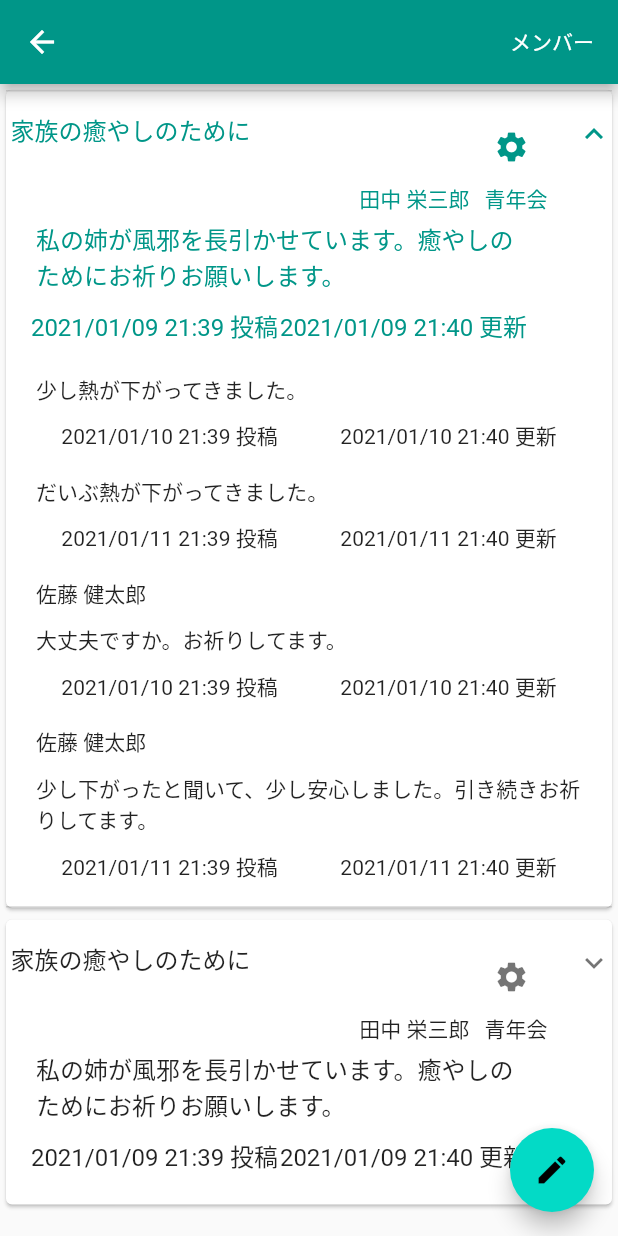
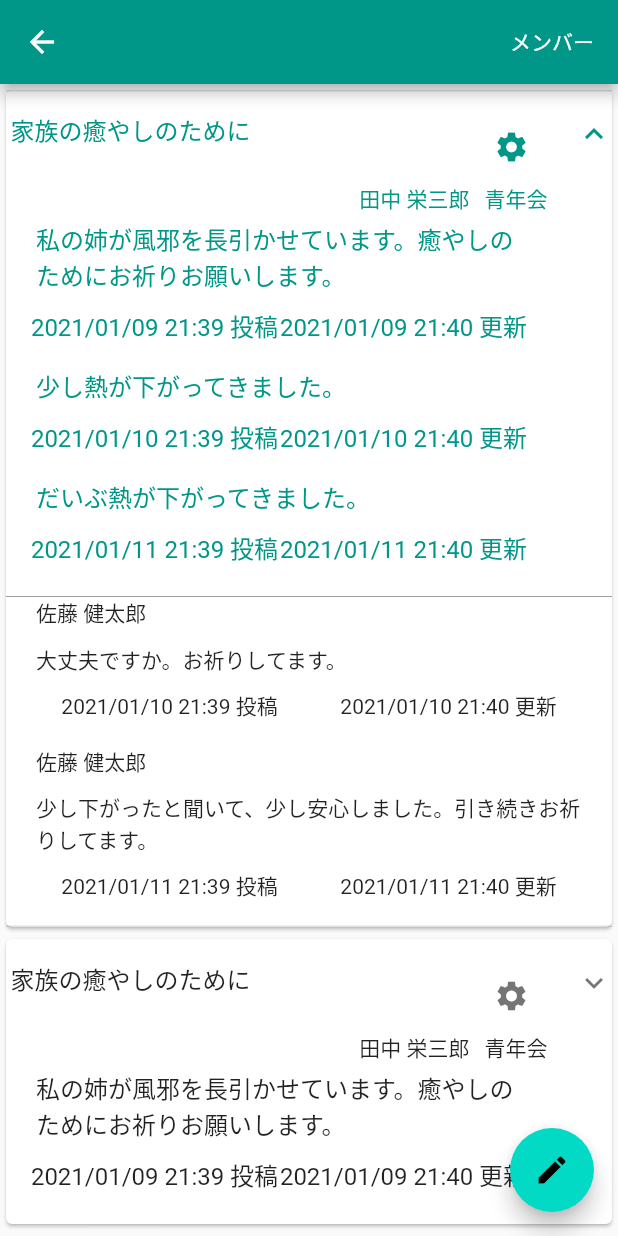
Before and after one commit to uemura4501/share_play_app, a Flutter app: the GroupPlayScreen screen opened directly with empty values, after a tap on "家族の癒やしのために", on a phone screen of 412 x 824 dp. Run offline on Flutter 3.47's test engine with Material 2 defaults, Android fonts, the phone set to English and light mode, and no system bars; our stand-ins replace bloc, equatable, flutter_bloc, google_fonts.

Commit message:
祈りカードを少し修正。

```diff
--- a/lib/screens/component/play_card.dart
+++ b/lib/screens/component/play_card.dart
@@ -73,11 +73,6 @@ class _PlayCardState extends State<PlayCard> {
                   ],
                 ),
               ),
-            ],
-          ),
-          children: [
-            Column(
-              children: <Widget>[
               Container(
                 // 配列を元にリスト表示
                 child: ListView.builder(
@@ -99,16 +94,13 @@ class _PlayCardState extends State<PlayCard> {
                                 16.0, 0.0, 16.0, 16.0),
                             child: Row(
                               crossAxisAlignment: CrossAxisAlignment.start,
-                                mainAxisAlignment:
-                                    MainAxisAlignment.spaceAround,
+                              mainAxisAlignment: MainAxisAlignment.spaceAround,
                               children: <Widget>[
                                 Text(DateFormat('yyyy/MM/dd HH:mm').format(
-                                          play.progressReports[index]
-                                              .createdAt) +
+                                        play.progressReports[index].createdAt) +
                                     ' 投稿'),
                                 Text(DateFormat('yyyy/MM/dd HH:mm').format(
-                                          play.progressReports[index]
-                                              .updatedAt) +
+                                        play.progressReports[index].updatedAt) +
                                     ' 更新'),
                               ],
                             ),
@@ -119,7 +111,20 @@ class _PlayCardState extends State<PlayCard> {
                   },
                 ),
               ),
+            ],
+          ),
+          children: [
+            Column(
+              children: <Widget>[
                 Container(
+                  decoration: BoxDecoration(
+                    border: const Border(
+                      top: const BorderSide(
+                        color: Colors.grey,
+                        width: 1,
+                      ),
+                    ),
+                  ),
                   // 配列を元にリスト表示
                   child: ListView.builder(
                     shrinkWrap: true, //just set this property
```
Lines whose indentation alone changed are shown as unchanged.
